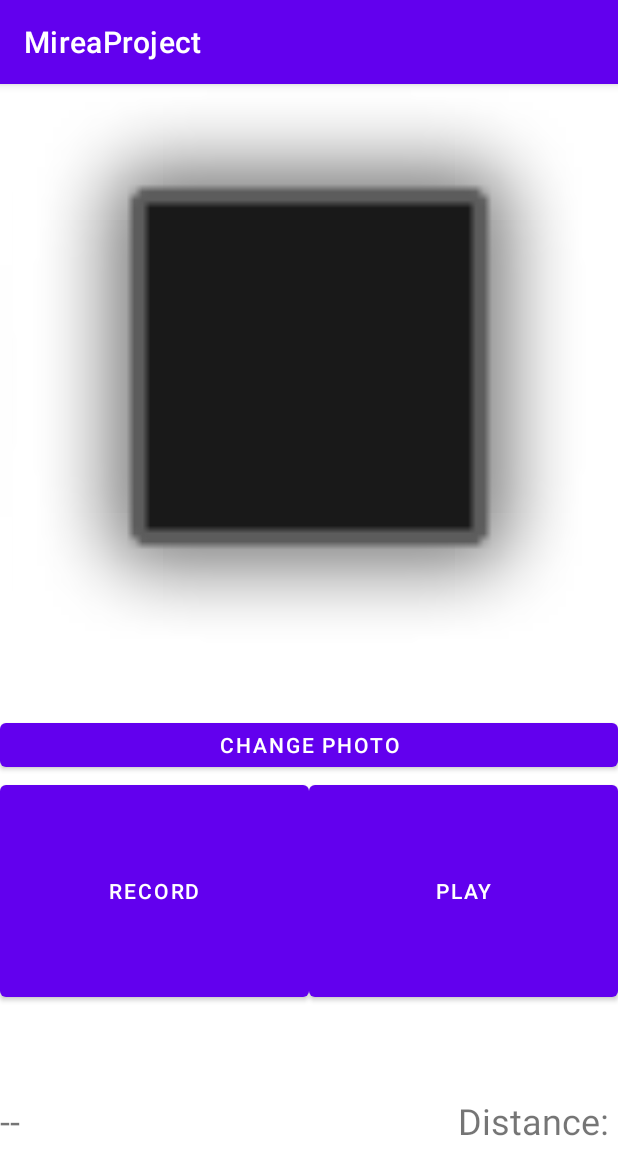
After one commit to Lab-Android-Mirea-S2024-Bykonya-I-A/MireaProject, an Android app: the fragment Lab5WindowFragment shown on its own in the app's theme, on a phone screen of 412 x 824 dp. The commit adds this screen. Shown: the top 1175 px of the screen. Run offline under Robolectric (Android 15) with nearby library versions, the phone set to English and light mode, and no system bars; pictures from the network do not load.

Commit message:
Lab 5 completed

```diff
--- a/app/src/main/java/com/mirea/bykonyaia/mireaproject/lab_4/BackgroundWorker.java
+++ b/app/src/main/java/com/mirea/bykonyaia/mireaproject/labs/lab_4/BackgroundWorker.java
@@ -1,4 +1,4 @@
-package com.mirea.bykonyaia.mireaproject.lab_4;
+package com.mirea.bykonyaia.mireaproject.labs.lab_4;
 
 import android.content.Context;
 import android.util.Log;
--- a/app/src/main/java/com/mirea/bykonyaia/mireaproject/lab_4/BackgroundWorkerFragment.java
+++ b/app/src/main/java/com/mirea/bykonyaia/mireaproject/labs/lab_4/BackgroundWorkerFragment.java
@@ -1,4 +1,4 @@
-package com.mirea.bykonyaia.mireaproject.lab_4;
+package com.mirea.bykonyaia.mireaproject.labs.lab_4;
 
 import android.os.Bundle;
 
@@ -12,7 +12,6 @@ import android.view.LayoutInflater;
 import android.view.View;
 import android.view.ViewGroup;
 
-import com.mirea.bykonyaia.mireaproject.R;
 import com.mirea.bykonyaia.mireaproject.databinding.FragmentBackgroundWorkerBinding;
 
 /**
--- /dev/null
+++ b/app/src/main/java/com/mirea/bykonyaia/mireaproject/labs/lab_5/DistanceSensorFragment.java
@@ -0,0 +1,71 @@
+package com.mirea.bykonyaia.mireaproject.labs.lab_5;
+
+import android.content.Context;
+import android.hardware.Sensor;
+import android.hardware.SensorEvent;
+import android.hardware.SensorEventListener;
+import android.hardware.SensorManager;
+import android.os.Bundle;
+
+import androidx.fragment.app.Fragment;
+
+import android.util.Log;
+import android.view.LayoutInflater;
+import android.view.View;
+import android.view.ViewGroup;
+
+import com.mirea.bykonyaia.mireaproject.R;
+import com.mirea.bykonyaia.mireaproject.databinding.FragmentDistanceSensorBinding;
+
+
+public class DistanceSensorFragment extends Fragment implements SensorEventListener {
+    public interface IDistanceSensorValueChangedListener {
+        void ValueChanged(float value);
+    }
+
+    public IDistanceSensorValueChangedListener onValueChanged = null;
+    private FragmentDistanceSensorBinding binding = null;
+    private SensorManager sensors_manager = null;
+    public DistanceSensorFragment() {}
+
+    public static DistanceSensorFragment newInstance() {
+        DistanceSensorFragment fragment = new DistanceSensorFragment();
+        fragment.setArguments(new Bundle());
+        return fragment;
+    }
+
+    @Override
+    public View onCreateView(LayoutInflater inflater, ViewGroup container, Bundle savedInstanceState) {
+        binding = FragmentDistanceSensorBinding.inflate(inflater, container, false);
+        sensors_manager = (SensorManager)getActivity().getSystemService(Context.SENSOR_SERVICE);
+        return binding.getRoot();
+    }
+
+    @Override
+    public void onResume() {
+        super.onResume();
+        Sensor sensor = sensors_manager.getDefaultSensor(Sensor.TYPE_PROXIMITY);
+        sensors_manager.registerListener(this, sensor, SensorManager.SENSOR_DELAY_NORMAL);
+    }
+
+    @Override
+    public void onPause() {
+        super.onPause();
+        sensors_manager.unregisterListener(this);
+    }
+
+    @Override
+    public void onSensorChanged(SensorEvent sensorEvent) {
+        if(sensorEvent.sensor.getType() == Sensor.TYPE_PROXIMITY) {
+            binding.distanceValueView.setText(String.valueOf(sensorEvent.values[0]));
+            Log.i("he-he", String.format("Distance changed: %.2f", sensorEvent.values[0]));
+            if(onValueChanged != null) {
+                Log.i("he-he", "\tSend");
+                onValueChanged.ValueChanged(sensorEvent.values[0]);
+            }
+        }
+    }
+
+    @Override
+    public void onAccuracyChanged(Sensor sensor, int i) {}
+}
--- /dev/null
+++ b/app/src/main/java/com/mirea/bykonyaia/mireaproject/labs/lab_5/Lab5WindowFragment.java
@@ -0,0 +1,76 @@
+package com.mirea.bykonyaia.mireaproject.labs.lab_5;
+
+import android.Manifest;
+import android.content.pm.PackageManager;
+import android.os.Bundle;
+
+import androidx.annotation.NonNull;
+import androidx.core.app.ActivityCompat;
+import androidx.core.content.ContextCompat;
+import androidx.fragment.app.Fragment;
+
+import android.util.Log;
+import android.view.LayoutInflater;
+import android.view.View;
+import android.view.ViewGroup;
+
+import com.mirea.bykonyaia.mireaproject.R;
+import com.mirea.bykonyaia.mireaproject.databinding.ActivityMainBinding;
+import com.mirea.bykonyaia.mireaproject.databinding.FragmentLab5WindowBinding;
+
+
+public class Lab5WindowFragment extends Fragment implements DistanceSensorFragment.IDistanceSensorValueChangedListener {
+    static final private int REQUEST_CODE_PERMISSION = 200;
+    private DistanceSensorFragment distance_sensor = null;
+    private ProfilePhotoFragment profile_photo = null;
+    private VoiceRecordFragment profile_voice = null;
+    private boolean is_permissions_granted = false;
+    private ActivityMainBinding binding = null;
+
+
+    private void MakePermissionsRequest() {
+        final boolean storage_enabled = PackageManager.PERMISSION_GRANTED == ContextCompat.checkSelfPermission(getActivity(), android.Manifest.permission.WRITE_EXTERNAL_STORAGE);
+        final boolean camera_enabled = PackageManager.PERMISSION_GRANTED == ContextCompat.checkSelfPermission(getActivity(), android.Manifest.permission.CAMERA);
+
+        if(storage_enabled && camera_enabled) {
+            is_permissions_granted = true;
+        } else {
+            is_permissions_granted = false;
+            ActivityCompat.requestPermissions(getActivity(),
+                    new	String[] { Manifest.permission.CAMERA,
+                            Manifest.permission.RECORD_AUDIO,
+                            Manifest.permission.READ_EXTERNAL_STORAGE,
+                            android.Manifest.permission.WRITE_EXTERNAL_STORAGE
+                    },	REQUEST_CODE_PERMISSION);
+        }
+    }
+    @Override
+    public void onRequestPermissionsResult(int requestCode, @NonNull String[] permissions, @NonNull int[] grantResults) {
+        super.onRequestPermissionsResult(requestCode, permissions, grantResults);
+        Log.i("", "onRequestPermissionsResult: " + String.valueOf(requestCode));
+        if(requestCode == REQUEST_CODE_PERMISSION) {
+            is_permissions_granted = (grantResults[0] == PackageManager.PERMISSION_GRANTED);
+        } else {
+            getActivity().finish();
+        }
+    }
+
+    @Override
+    public void ValueChanged(float value) {
+        Log.i("he-he", String.format("Distance changed: %.2f", value));
+        if(value < 4) {
+            profile_voice.StartRecord();
+        }
+    }
+
+    @Override
+    public View onCreateView(LayoutInflater inflater, ViewGroup container, Bundle savedInstanceState) {
+        final View view = inflater.inflate(R.layout.fragment_lab5_window, container, false);
+        distance_sensor = (DistanceSensorFragment) getChildFragmentManager().findFragmentById(R.id.distance_sensor);
+        profile_photo = (ProfilePhotoFragment) getChildFragmentManager().findFragmentById(R.id.profile_photo);
+        profile_voice = (VoiceRecordFragment) getChildFragmentManager().findFragmentById(R.id.profile_voice);
+        distance_sensor.onValueChanged = this;
+        MakePermissionsRequest();
+        return view;
+    }
+}
--- /dev/null
+++ b/app/src/main/java/com/mirea/bykonyaia/mireaproject/labs/lab_5/ProfilePhotoFragment.java
@@ -0,0 +1,83 @@
+package com.mirea.bykonyaia.mireaproject.labs.lab_5;
+
+import android.app.Activity;
+import android.content.Intent;
+import android.net.Uri;
+import android.os.Bundle;
+
+import androidx.activity.result.ActivityResult;
+import androidx.activity.result.ActivityResultCallback;
+import androidx.activity.result.ActivityResultLauncher;
+import androidx.activity.result.contract.ActivityResultContracts;
+import androidx.annotation.NonNull;
+import androidx.core.content.FileProvider;
+import androidx.fragment.app.Fragment;
+
+import android.os.Environment;
+import android.provider.MediaStore;
+import android.util.Log;
+import android.view.LayoutInflater;
+import android.view.View;
+import android.view.ViewGroup;
+
+import com.mirea.bykonyaia.mireaproject.R;
+import com.mirea.bykonyaia.mireaproject.databinding.FragmentProfilePhotoBinding;
+
+import java.io.File;
+import java.io.IOException;
+
+public class ProfilePhotoFragment extends Fragment implements ActivityResultCallback<ActivityResult> {
+    private ActivityResultLauncher<Intent> cameraActivityResultLauncher = null;
+    private FragmentProfilePhotoBinding binding = null;
+    private Uri store_profile_photo_uri;
+    public ProfilePhotoFragment() { }
+
+    @NonNull
+    public static ProfilePhotoFragment newInstance() {
+        ProfilePhotoFragment fragment = new ProfilePhotoFragment();
+        Bundle args = new Bundle();
+        fragment.setArguments(args);
+        return fragment;
+    }
+    @Override
+    public View onCreateView(LayoutInflater inflater, ViewGroup container, Bundle savedInstanceState) {
+
+        Log.i("he-he", "onCreateView");
+        binding = FragmentProfilePhotoBinding.inflate(inflater, container, false);
+
+        cameraActivityResultLauncher = registerForActivityResult(new ActivityResultContracts.StartActivityForResult(), this);
+        binding.updateProfilePhotoButton.setOnClickListener(
+                new View.OnClickListener() {
+                    @Override
+                    public void onClick(View view) {
+                        OnUpdatePhotoButtonClicked(view);
+                    }
+                }
+        );
+
+        return binding.getRoot();
+    }
+    private Uri getStorageFileUri() throws IOException {
+        File storageDirectory = getActivity().getExternalFilesDir(Environment.DIRECTORY_PICTURES);
+        File file = File.createTempFile("temp_user_profile_photo", ".jpg", storageDirectory);
+        String authorities = "com.mirea.asd.Lab5.camera.fileprovider";
+        return FileProvider.getUriForFile(getActivity(), authorities, file);
+    }
+
+
+    public void OnUpdatePhotoButtonClicked(View v) {
+        try {
+            store_profile_photo_uri = getStorageFileUri();
+            Intent cameraIntent = new Intent(MediaStore.ACTION_IMAGE_CAPTURE);
+            cameraIntent.putExtra(MediaStore.EXTRA_OUTPUT, store_profile_photo_uri);
+            cameraActivityResultLauncher.launch(cameraIntent);
+        } catch (IOException e) {
+            throw new RuntimeException(e);
+        }
+    }
+    @Override
+    public void onActivityResult(ActivityResult o) {
+        if(o.getResultCode() == Activity.RESULT_OK)
+            binding.profilePhotoView.setImageURI(store_profile_photo_uri);
+    }
+}
--- a/app/src/main/res/layout/fragment_background_worker.xml
+++ b/app/src/main/res/layout/fragment_background_worker.xml
@@ -4,7 +4,7 @@
     xmlns:tools="http://schemas.android.com/tools"
     android:layout_width="match_parent"
     android:layout_height="match_parent"
-    tools:context=".lab_4.BackgroundWorkerFragment" >
+    tools:context=".labs.lab_4.BackgroundWorkerFragment" >
 
     <Button
         android:id="@+id/start_task_button"
--- /dev/null
+++ b/app/src/main/res/layout/fragment_distance_sensor.xml
@@ -0,0 +1,26 @@
+<?xml version="1.0" encoding="utf-8"?>
+<FrameLayout xmlns:android="http://schemas.android.com/apk/res/android"
+    xmlns:tools="http://schemas.android.com/tools"
+    android:layout_width="match_parent"
+    android:layout_height="match_parent"
+    tools:context=".labs.lab_5.DistanceSensorFragment">
+
+    <TextView
+        android:id="@+id/textView2"
+        android:layout_width="match_parent"
+        android:layout_height="match_parent"
+        android:layout_weight="1"
+        android:gravity="center|right"
+        android:text="Distance: "
+        android:textSize="24dp" />
+
+    <TextView
+        android:id="@+id/distance_value_view"
+        android:layout_width="match_parent"
+        android:layout_height="match_parent"
+        android:layout_weight="1"
+        android:gravity="center|start"
+        android:text="--"
+        android:textSize="24dp" />
+
+</FrameLayout>
--- /dev/null
+++ b/app/src/main/res/layout/fragment_lab5_window.xml
@@ -0,0 +1,29 @@
+<?xml version="1.0" encoding="utf-8"?>
+<LinearLayout xmlns:android="http://schemas.android.com/apk/res/android"
+    xmlns:tools="http://schemas.android.com/tools"
+    android:layout_width="match_parent"
+    android:layout_height="match_parent"
+    android:orientation="vertical"
+    tools:context=".labs.lab_5.Lab5WindowFragment" >
+
+    <fragment
+        android:id="@+id/profile_photo"
+        android:name="com.mirea.bykonyaia.mireaproject.labs.lab_5.ProfilePhotoFragment"
+        android:layout_width="match_parent"
+        android:layout_height="match_parent"
+        android:layout_weight="0.5" />
+
+    <fragment
+        android:id="@+id/profile_voice"
+        android:name="com.mirea.bykonyaia.mireaproject.labs.lab_5.VoiceRecordFragment"
+        android:layout_width="match_parent"
+        android:layout_height="match_parent"
+        android:layout_weight="1" />
+
+    <fragment
+        android:id="@+id/distance_sensor"
+        android:name="com.mirea.bykonyaia.mireaproject.labs.lab_5.DistanceSensorFragment"
+        android:layout_width="match_parent"
+        android:layout_height="match_parent"
+        android:layout_weight="1" />
+</LinearLayout>
--- /dev/null
+++ b/app/src/main/res/layout/fragment_profile_photo.xml
@@ -0,0 +1,26 @@
+<?xml version="1.0" encoding="utf-8"?>
+<LinearLayout xmlns:android="http://schemas.android.com/apk/res/android"
+    xmlns:app="http://schemas.android.com/apk/res-auto"
+    xmlns:tools="http://schemas.android.com/tools"
+    android:layout_width="match_parent"
+    android:layout_height="match_parent"
+    android:orientation="vertical"
+    tools:context=".labs.lab_5.ProfilePhotoFragment">
+
+    <ImageView
+        android:id="@+id/profile_photo_view"
+        android:layout_width="match_parent"
+        android:layout_height="match_parent"
+        android:layout_weight="1"
+        android:src="@android:drawable/alert_dark_frame"
+        app:srcCompat="@android:drawable/alert_dark_frame" />
+
+    <Button
+        android:id="@+id/update_profile_photo_button"
+        android:layout_width="match_parent"
+        android:layout_height="match_parent"
+        android:layout_weight="10"
+        android:height="64dp"
+        android:text="Change photo" />
+
+</LinearLayout>
--- /dev/null
+++ b/app/src/main/res/layout/fragment_voice_record.xml
@@ -0,0 +1,22 @@
+<?xml version="1.0" encoding="utf-8"?>
+<LinearLayout xmlns:android="http://schemas.android.com/apk/res/android"
+    xmlns:tools="http://schemas.android.com/tools"
+    android:layout_width="match_parent"
+    android:layout_height="match_parent"
+    android:orientation="horizontal"
+    tools:context=".labs.lab_5.VoiceRecordFragment">
+
+    <Button
+        android:id="@+id/record_voice_button"
+        android:layout_width="match_parent"
+        android:layout_height="match_parent"
+        android:layout_weight="1"
+        android:text="Record" />
+
+    <Button
+        android:id="@+id/play_voice_button"
+        android:layout_width="match_parent"
+        android:layout_height="match_parent"
+        android:layout_weight="1"
+        android:text="Play" />
+</LinearLayout>
--- a/app/src/main/res/menu/activity_main_drawer.xml
+++ b/app/src/main/res/menu/activity_main_drawer.xml
@@ -25,5 +25,8 @@
         <item
             android:id="@+id/lab_4_background_worker"
             android:title="Lab 4: worker" />
+        <item
+            android:id="@+id/lab_5_profile_view"
+            android:title="Lab 5: profile view" />
     </group>
 </menu>
--- /dev/null
+++ b/app/src/main/res/xml/paths.xml
@@ -0,0 +1,5 @@
+<?xml version="1.0" encoding="utf-8"?>
+<paths xmlns:tools="http://schemas.android.com/tools"
+    tools:ignore="MissingDefaultResource">
+    <external-files-path name="images" path="Pictures" />
+</paths>
```
Also changed, not shown: app/src/main/AndroidManifest.xml (+20 -0 lines), app/src/main/java/com/mirea/bykonyaia/mireaproject/labs/lab_5/VoiceRecordFragment.java (added, +150 -0 lines), app/src/main/res/navigation/mobile_navigation.xml (+7 -1 lines).
